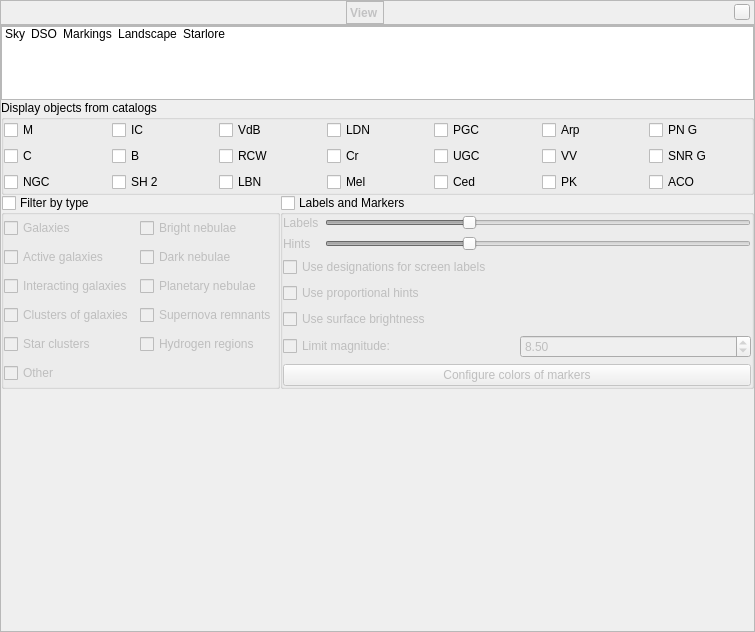
Qt form src/gui/viewDialog.ui (519984307/stellarium_src) before a commit.
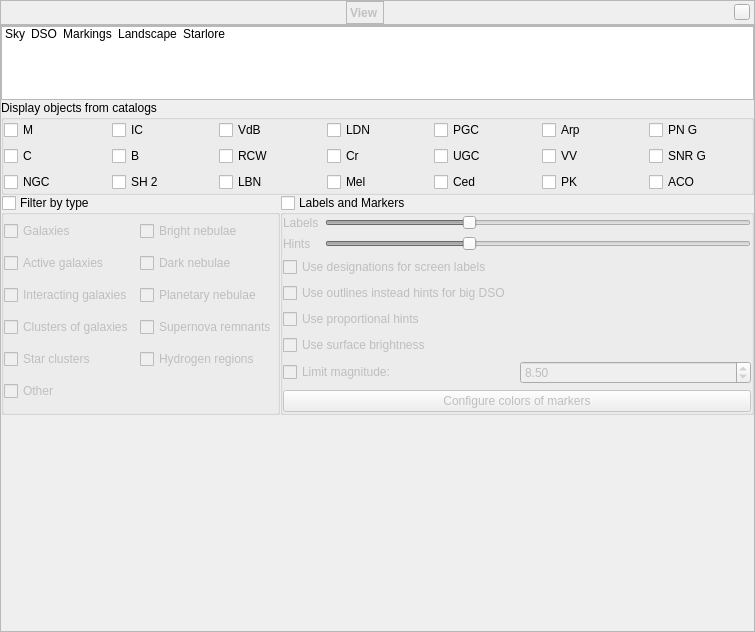
The same form after that commit. The open tabs and pages were chosen to show the change. Icons and pictures are not drawn. Custom widgets are drawn as their Qt base class.

Commit message: Added support outlines for DSO

Patch:
```diff
--- a/src/gui/viewDialog.ui
+++ b/src/gui/viewDialog.ui
@@ -1692,7 +1692,7 @@
                <property name="spacing">
                 <number>6</number>
                </property>
-               <item row="4" column="0">
+               <item row="5" column="0">
                 <widget class="QCheckBox" name="checkBoxProportionalHints">
                  <property name="toolTip">
                   <string>Use hints proportional to angular size of deep-sky objects</string>
@@ -1702,7 +1702,7 @@
                  </property>
                 </widget>
                </item>
-               <item row="5" column="0">
+               <item row="6" column="0">
                 <widget class="QCheckBox" name="checkBoxSurfaceBrightnessUsage">
                  <property name="toolTip">
                   <string>Use surface brightness of deep-sky objects for scale of the visibility of their markers and labels.</string>
@@ -1712,7 +1712,7 @@
                  </property>
                 </widget>
                </item>
-               <item row="6" column="0">
+               <item row="7" column="0">
                 <layout class="QHBoxLayout" name="horizontalLayout_7">
                  <item>
                   <widget class="QCheckBox" name="nebulaLimitMagnitudeCheckBox">
@@ -1790,13 +1790,20 @@
                  </item>
                 </layout>
                </item>
-               <item row="7" column="0">
+               <item row="8" column="0">
                 <widget class="QPushButton" name="pushButtonConfigureDSOColors">
                  <property name="text">
                   <string>Configure colors of markers</string>
                  </property>
                 </widget>
                </item>
+               <item row="4" column="0">
+                <widget class="QCheckBox" name="checkBoxOutlines">
+                 <property name="text">
+                  <string>Use outlines instead hints for big DSO</string>
+                 </property>
+                </widget>
+               </item>
               </layout>
              </widget>
             </item>
```
The commit also changes 6 other files.
